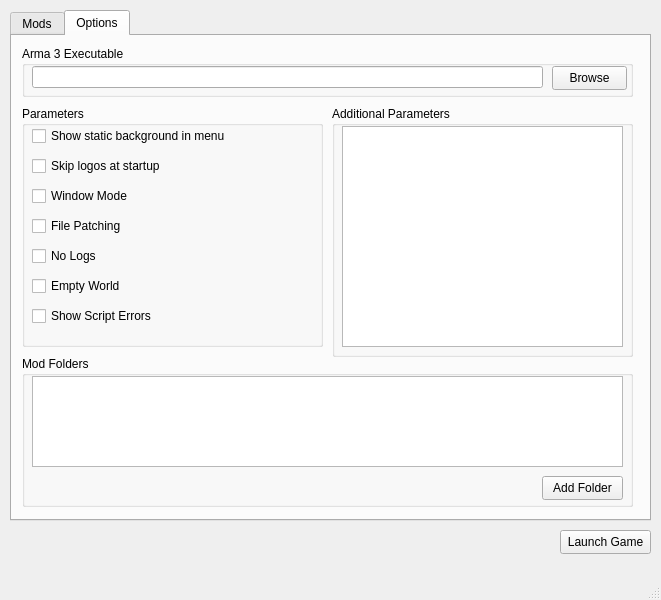
First picture: the form in mainwindow.ui, repository leyondlee/Arma3ModLauncher, before the edit.
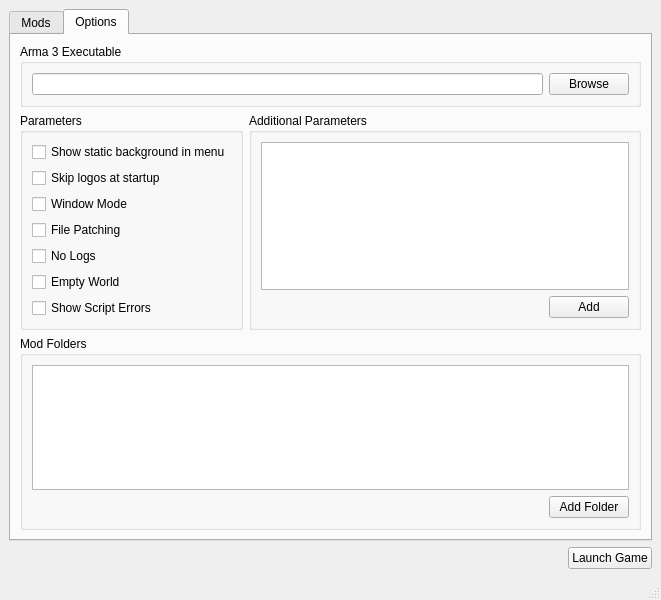
Second picture: the form after the edit. The open tabs and pages were chosen to show the change. Custom widgets are drawn as their Qt base class.

Commit message: Add layouts for dynamic resizing of UI components

Diff of the .ui file:
```diff
--- a/mainwindow.ui
+++ b/mainwindow.ui
@@ -14,15 +14,9 @@
    <string>MainWindow</string>
   </property>
   <widget class="QWidget" name="centralwidget">
+   <layout class="QVBoxLayout" name="verticalLayout_4">
+    <item>
    <widget class="QTabWidget" name="tabWidget">
-    <property name="geometry">
-     <rect>
-      <x>10</x>
-      <y>10</y>
-      <width>641</width>
-      <height>511</height>
-     </rect>
-    </property>
     <property name="currentIndex">
      <number>0</number>
     </property>
@@ -155,220 +149,202 @@
      <attribute name="title">
       <string>Options</string>
      </attribute>
-     <widget class="QGroupBox" name="groupBox_3">
-      <property name="geometry">
-       <rect>
-        <x>10</x>
-        <y>320</y>
-        <width>611</width>
-        <height>151</height>
-       </rect>
-      </property>
+       <layout class="QVBoxLayout" name="verticalLayout_10">
+        <item>
+         <widget class="QGroupBox" name="groupBox_6">
       <property name="title">
-       <string>Mod Folders</string>
-      </property>
-      <widget class="QPushButton" name="addModFolderPushButton">
-       <property name="geometry">
-        <rect>
-         <x>520</x>
-         <y>120</y>
-         <width>81</width>
-         <height>24</height>
-        </rect>
-       </property>
+           <string>Arma 3 Executable</string>
+          </property>
+          <layout class="QHBoxLayout" name="horizontalLayout_9">
+           <item>
+            <widget class="QLineEdit" name="arma3ExecutableLineEdit"/>
+           </item>
+           <item>
+            <widget class="QPushButton" name="arma3ExecutablePushButton">
        <property name="text">
-        <string>Add Folder</string>
-       </property>
-      </widget>
-      <widget class="QListWidget" name="modFoldersListWidget">
-       <property name="geometry">
-        <rect>
-         <x>10</x>
-         <y>20</y>
-         <width>591</width>
-         <height>91</height>
-        </rect>
-       </property>
-      </widget>
-     </widget>
+              <string>Browse</string>
+             </property>
+            </widget>
+           </item>
+          </layout>
+         </widget>
+        </item>
+        <item>
+         <layout class="QHBoxLayout" name="horizontalLayout_6">
+          <item>
      <widget class="QGroupBox" name="groupBox_4">
-      <property name="geometry">
-       <rect>
-        <x>10</x>
-        <y>70</y>
-        <width>301</width>
-        <height>241</height>
-       </rect>
-      </property>
       <property name="title">
        <string>Parameters</string>
       </property>
+            <layout class="QVBoxLayout" name="verticalLayout_7">
+             <item>
       <widget class="QCheckBox" name="skipIntroCheckBox">
-       <property name="geometry">
-        <rect>
-         <x>10</x>
-         <y>20</y>
-         <width>201</width>
-         <height>20</height>
-        </rect>
-       </property>
        <property name="text">
         <string>Show static background in menu</string>
        </property>
       </widget>
+             </item>
+             <item>
       <widget class="QCheckBox" name="noSplashCheckBox">
-       <property name="geometry">
-        <rect>
-         <x>10</x>
-         <y>50</y>
-         <width>201</width>
-         <height>20</height>
-        </rect>
-       </property>
        <property name="text">
         <string>Skip logos at startup</string>
        </property>
       </widget>
+             </item>
+             <item>
       <widget class="QCheckBox" name="windowCheckBox">
-       <property name="geometry">
-        <rect>
-         <x>10</x>
-         <y>80</y>
-         <width>201</width>
-         <height>20</height>
-        </rect>
-       </property>
        <property name="text">
         <string>Window Mode</string>
        </property>
       </widget>
-      <widget class="QCheckBox" name="worldEmptyCheckBox">
-       <property name="geometry">
-        <rect>
-         <x>10</x>
-         <y>170</y>
-         <width>201</width>
-         <height>20</height>
-        </rect>
-       </property>
-       <property name="text">
-        <string>Empty World</string>
-       </property>
-      </widget>
+             </item>
+             <item>
       <widget class="QCheckBox" name="filePatchingCheckBox">
-       <property name="geometry">
-        <rect>
-         <x>10</x>
-         <y>110</y>
-         <width>201</width>
-         <height>20</height>
-        </rect>
-       </property>
        <property name="text">
         <string>File Patching</string>
        </property>
       </widget>
+             </item>
+             <item>
       <widget class="QCheckBox" name="noLogsCheckBox">
-       <property name="geometry">
-        <rect>
-         <x>10</x>
-         <y>140</y>
-         <width>201</width>
-         <height>20</height>
-        </rect>
-       </property>
        <property name="text">
         <string>No Logs</string>
        </property>
       </widget>
+             </item>
+             <item>
+              <widget class="QCheckBox" name="worldEmptyCheckBox">
+               <property name="text">
+                <string>Empty World</string>
+               </property>
+              </widget>
+             </item>
+             <item>
       <widget class="QCheckBox" name="showScriptErrorsCheckBox">
-       <property name="geometry">
-        <rect>
-         <x>10</x>
-         <y>200</y>
-         <width>201</width>
-         <height>20</height>
-        </rect>
-       </property>
        <property name="text">
         <string>Show Script Errors</string>
        </property>
       </widget>
-     </widget>
-     <widget class="QGroupBox" name="groupBox_6">
-      <property name="geometry">
-       <rect>
-        <x>10</x>
-        <y>10</y>
-        <width>611</width>
-        <height>51</height>
-       </rect>
-      </property>
-      <property name="title">
-       <string>Arma 3 Executable</string>
-      </property>
-      <widget class="QPushButton" name="arma3ExecutablePushButton">
-       <property name="geometry">
-        <rect>
-         <x>530</x>
-         <y>20</y>
-         <width>75</width>
-         <height>24</height>
-        </rect>
-       </property>
-       <property name="text">
-        <string>Browse</string>
-       </property>
-      </widget>
-      <widget class="QLineEdit" name="arma3ExecutableLineEdit">
-       <property name="geometry">
-        <rect>
-         <x>10</x>
-         <y>20</y>
-         <width>511</width>
-         <height>22</height>
-        </rect>
-       </property>
-      </widget>
-     </widget>
+             </item>
+             <item>
+              <spacer name="verticalSpacer">
+               <property name="orientation">
+                <enum>Qt::Vertical</enum>
+               </property>
+               <property name="sizeHint" stdset="0">
+                <size>
+                 <width>20</width>
+                 <height>40</height>
+                </size>
+               </property>
+              </spacer>
+             </item>
+            </layout>
+           </widget>
+          </item>
+          <item>
      <widget class="QGroupBox" name="groupBox_5">
-      <property name="geometry">
-       <rect>
-        <x>320</x>
-        <y>70</y>
-        <width>301</width>
-        <height>251</height>
-       </rect>
-      </property>
       <property name="title">
        <string>Additional Parameters</string>
       </property>
-      <widget class="QPlainTextEdit" name="additionalParametersPlainTextEdit">
-       <property name="geometry">
-        <rect>
-         <x>10</x>
-         <y>20</y>
-         <width>281</width>
-         <height>221</height>
-        </rect>
-       </property>
-      </widget>
-     </widget>
-    </widget>
-   </widget>
-   <widget class="QPushButton" name="pushButton_3">
-    <property name="geometry">
-     <rect>
-      <x>560</x>
-      <y>530</y>
-      <width>91</width>
-      <height>24</height>
-     </rect>
-    </property>
+            <layout class="QVBoxLayout" name="verticalLayout_8">
+             <item>
+              <widget class="QListWidget" name="additionalParametersListWidget"/>
+             </item>
+             <item>
+              <layout class="QHBoxLayout" name="horizontalLayout_7">
+               <item>
+                <spacer name="horizontalSpacer_4">
+                 <property name="orientation">
+                  <enum>Qt::Horizontal</enum>
+                 </property>
+                 <property name="sizeHint" stdset="0">
+                  <size>
+                   <width>40</width>
+                   <height>20</height>
+                  </size>
+                 </property>
+                </spacer>
+               </item>
+               <item>
+                <widget class="QPushButton" name="additionalParametersAddPushButton">
+                 <property name="text">
+                  <string>Add</string>
+                 </property>
+                </widget>
+               </item>
+              </layout>
+             </item>
+            </layout>
+           </widget>
+          </item>
+         </layout>
+        </item>
+        <item>
+         <widget class="QGroupBox" name="groupBox_3">
+          <property name="title">
+           <string>Mod Folders</string>
+          </property>
+          <layout class="QVBoxLayout" name="verticalLayout_9">
+           <item>
+            <widget class="QListWidget" name="modFoldersListWidget"/>
+           </item>
+           <item>
+            <layout class="QHBoxLayout" name="horizontalLayout_8">
+             <item>
+              <spacer name="horizontalSpacer_5">
+               <property name="orientation">
+                <enum>Qt::Horizontal</enum>
+               </property>
+               <property name="sizeHint" stdset="0">
+                <size>
+                 <width>40</width>
+                 <height>20</height>
+                </size>
+               </property>
+              </spacer>
+             </item>
+             <item>
+              <widget class="QPushButton" name="modFoldersAddPushButton">
+               <property name="text">
+                <string>Add Folder</string>
+               </property>
+              </widget>
+             </item>
+            </layout>
+           </item>
+          </layout>
+         </widget>
+        </item>
+       </layout>
+      </widget>
+     </widget>
+    </item>
+    <item>
+     <layout class="QHBoxLayout" name="horizontalLayout_2">
+      <item>
+       <spacer name="horizontalSpacer">
+        <property name="orientation">
+         <enum>Qt::Horizontal</enum>
+        </property>
+        <property name="sizeHint" stdset="0">
+         <size>
+          <width>40</width>
+          <height>20</height>
+         </size>
+        </property>
+       </spacer>
+      </item>
+      <item>
+       <widget class="QPushButton" name="launchGamePushButton">
     <property name="text">
      <string>Launch Game</string>
     </property>
    </widget>
+      </item>
+     </layout>
+    </item>
+   </layout>
   </widget>
   <widget class="QStatusBar" name="statusbar"/>
   <widget class="QMenuBar" name="menubar">
```
Left out of the diff: 178 changed lines with no effect on the pictures. Lines whose indentation alone changed are shown as unchanged. The commit also changes 1 other file.
